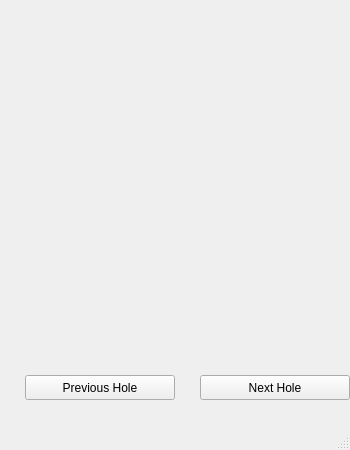
Qt form GolfApp/hole.ui (drober23/CS340-GolfApp) before a commit.
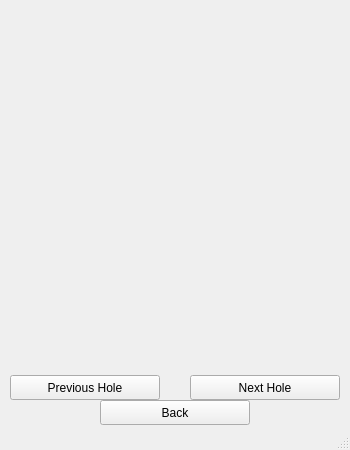
The same form after that commit.

What changed in the file:
```diff
--- a/GolfApp/hole.ui
+++ b/GolfApp/hole.ui
@@ -28,7 +28,7 @@
    <widget class="QPushButton" name="previousButton">
     <property name="geometry">
      <rect>
-      <x>25</x>
+      <x>10</x>
       <y>375</y>
       <width>150</width>
       <height>25</height>
@@ -41,7 +41,7 @@
    <widget class="QPushButton" name="nextButton">
     <property name="geometry">
      <rect>
-      <x>200</x>
+      <x>190</x>
       <y>375</y>
       <width>150</width>
       <height>25</height>
@@ -51,6 +51,19 @@
      <string>Next Hole</string>
     </property>
    </widget>
+   <widget class="QPushButton" name="backButton">
+    <property name="geometry">
+     <rect>
+      <x>100</x>
+      <y>400</y>
+      <width>150</width>
+      <height>25</height>
+     </rect>
+    </property>
+    <property name="text">
+     <string>Back</string>
+    </property>
+   </widget>
   </widget>
   <widget class="QMenuBar" name="menubar">
    <property name="geometry">
```
